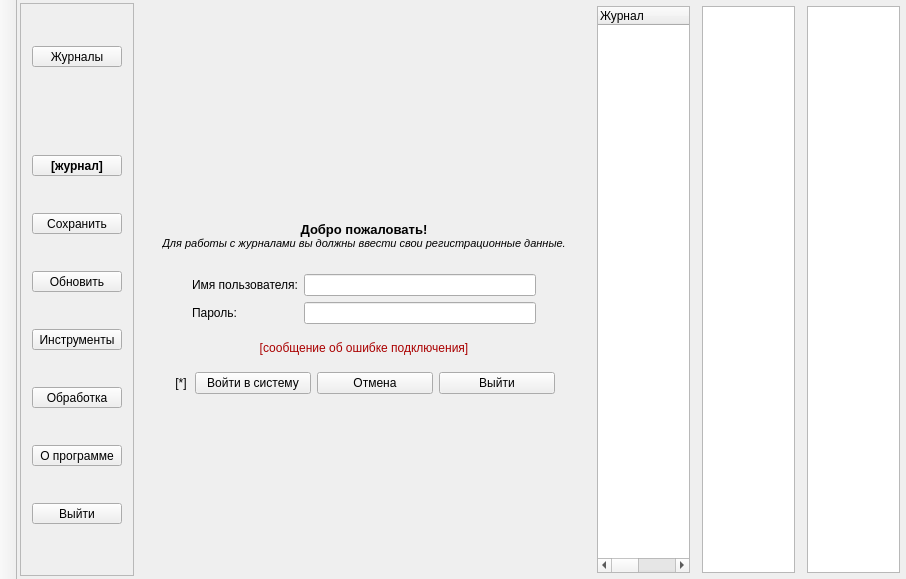
This is mainwindow.ui in kirik88/journal2 as Qt 5 draws it before an edit. The edited form follows.
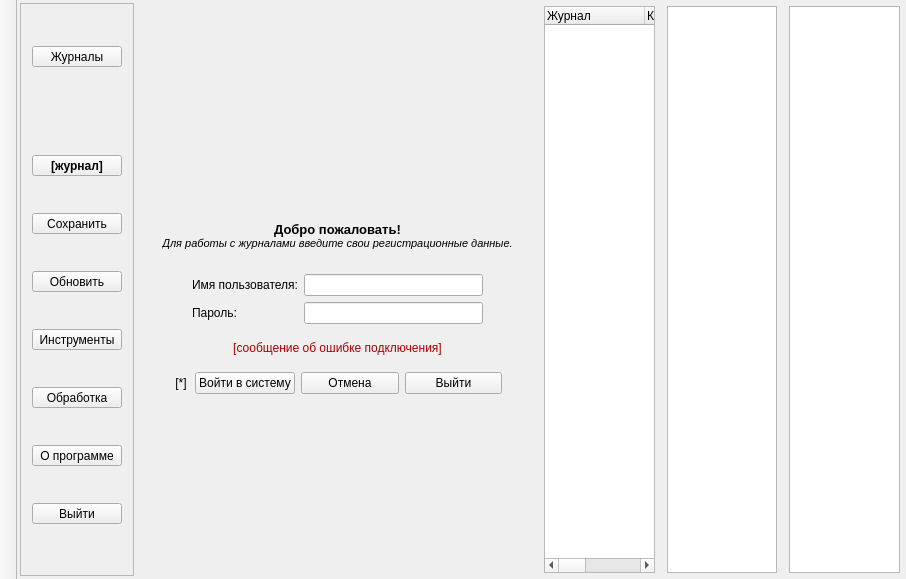
This is the edited form. Icons and pictures are not drawn.

```diff
--- a/mainwindow.ui
+++ b/mainwindow.ui
@@ -390,7 +390,7 @@
 p, li { white-space: pre-wrap; }
 &lt;/style&gt;&lt;/head&gt;&lt;body style=&quot; font-family:'MS Shell Dlg 2'; font-size:8.25pt; font-weight:400; font-style:normal;&quot;&gt;
 &lt;p align=&quot;center&quot; style=&quot; margin-top:0px; margin-bottom:0px; margin-left:0px; margin-right:0px; -qt-block-indent:0; text-indent:0px;&quot;&gt;&lt;span style=&quot; font-size:10pt; font-weight:600;&quot;&gt;Добро пожаловать!&lt;/span&gt;&lt;/p&gt;
-&lt;p align=&quot;center&quot; style=&quot; margin-top:0px; margin-bottom:0px; margin-left:0px; margin-right:0px; -qt-block-indent:0; text-indent:0px;&quot;&gt;&lt;span style=&quot; font-size:8pt; font-style:italic;&quot;&gt;Для работы с журналами вы должны ввести свои регистрационные данные.&lt;/span&gt;&lt;/p&gt;&lt;/body&gt;&lt;/html&gt;</string>
+&lt;p align=&quot;center&quot; style=&quot; margin-top:0px; margin-bottom:0px; margin-left:0px; margin-right:0px; -qt-block-indent:0; text-indent:0px;&quot;&gt;&lt;span style=&quot; font-size:8pt; font-style:italic;&quot;&gt;Для работы с журналами введите свои регистрационные данные.&lt;/span&gt;&lt;/p&gt;&lt;/body&gt;&lt;/html&gt;</string>
             </property>
            </widget>
           </item>
@@ -651,7 +651,7 @@
       <property name="frameShadow">
        <enum>QFrame::Raised</enum>
       </property>
-      <layout class="QGridLayout" name="gridLayout">
+      <layout class="QHBoxLayout" name="horizontalLayout_6">
        <property name="leftMargin">
         <number>3</number>
        </property>
@@ -664,7 +664,7 @@
        <property name="bottomMargin">
         <number>3</number>
        </property>
-       <item row="0" column="1">
+       <item>
         <widget class="QTableWidget" name="tableJournal">
          <property name="mouseTracking">
           <bool>true</bool>
@@ -672,9 +672,6 @@
          <property name="contextMenuPolicy">
           <enum>Qt::CustomContextMenu</enum>
          </property>
-         <property name="frameShape">
-          <enum>QFrame::StyledPanel</enum>
-         </property>
          <property name="dragDropOverwriteMode">
           <bool>false</bool>
          </property>
```
Left out of the diff: 6 changed lines with no effect on the pictures.
